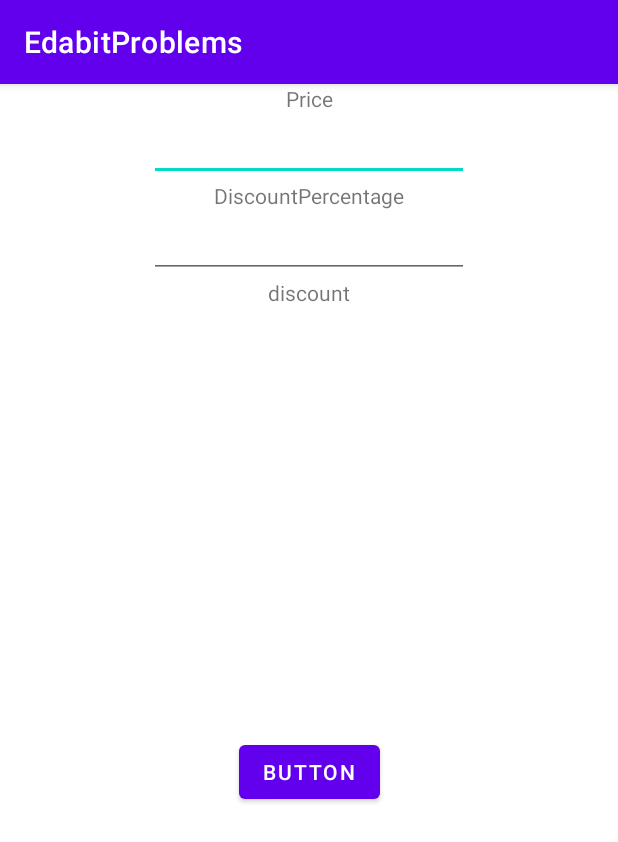
After one commit to Suresh-sanganaboyana-improve10x/EdabitProblems, an Android app: the FindTheDiscountActivity screen opened directly, with no data from a screen before it, on a phone screen of 412 x 824 dp. The commit adds this screen. Shown: the top 842 px of the screen. Run offline under Robolectric (Android 15) with nearby library versions, the phone set to English and light mode, and no system bars.

Commit message:
Created is FindTheDiscountActivity and implemented functionality

```diff
--- /dev/null
+++ b/app/src/main/java/com/example/edabitproblems/findthediscount/FindTheDiscountActivity.java
@@ -0,0 +1,33 @@
+package com.example.edabitproblems.findthediscount;
+
+import androidx.appcompat.app.AppCompatActivity;
+
+import android.os.Bundle;
+import android.view.View;
+
+import com.example.edabitproblems.R;
+import com.example.edabitproblems.databinding.ActivityFindTheDiscountBinding;
+
+public class FindTheDiscountActivity extends AppCompatActivity implements FindTheDiscountView{
+
+    private ActivityFindTheDiscountBinding binding;
+
+    @Override
+    protected void onCreate(Bundle savedInstanceState) {
+        super.onCreate(savedInstanceState);
+        binding = ActivityFindTheDiscountBinding.inflate(getLayoutInflater());
+        setContentView(binding.getRoot());
+        handleFindTheDiscount();
+    }
+
+    @Override
+    public void handleFindTheDiscount() {
+        binding.discountBtn.setOnClickListener(v -> {
+            String priceText = binding.priceTxt.getText().toString();
+            String percentageText = binding.discountPercentageTxt.getText().toString();
+            int finalPrice = new FindTheDiscountControllerImpl().getDiscount(priceText, percentageText);
+            binding.toastDiscountTxt.setText(String.valueOf(finalPrice));
+            binding.toastDiscountTxt.setVisibility(View.VISIBLE);
+        });
+    }
+}
--- /dev/null
+++ b/app/src/main/java/com/example/edabitproblems/findthediscount/FindTheDiscountController.java
@@ -0,0 +1,6 @@
+package com.example.edabitproblems.findthediscount;
+
+public interface FindTheDiscountController {
+
+    int getDiscount(String price, String discountPercentage);
+}
--- /dev/null
+++ b/app/src/main/java/com/example/edabitproblems/findthediscount/FindTheDiscountView.java
@@ -0,0 +1,6 @@
+package com.example.edabitproblems.findthediscount;
+
+public interface FindTheDiscountView {
+
+    void handleFindTheDiscount();
+}
--- /dev/null
+++ b/app/src/main/res/layout/activity_find_the_discount.xml
@@ -0,0 +1,65 @@
+<?xml version="1.0" encoding="utf-8"?>
+<androidx.constraintlayout.widget.ConstraintLayout xmlns:android="http://schemas.android.com/apk/res/android"
+    xmlns:app="http://schemas.android.com/apk/res-auto"
+    xmlns:tools="http://schemas.android.com/tools"
+    android:layout_width="match_parent"
+    android:layout_height="match_parent"
+    tools:context=".findthediscount.FindTheDiscountActivity">
+
+    <EditText
+        android:id="@+id/price_txt"
+        android:layout_width="wrap_content"
+        android:layout_height="wrap_content"
+        android:ems="10"
+        android:inputType="textPersonName"
+        app:layout_constraintEnd_toEndOf="parent"
+        app:layout_constraintStart_toStartOf="parent"
+        app:layout_constraintTop_toBottomOf="@+id/textView6" />
+
+    <EditText
+        android:id="@+id/discount_percentage_txt"
+        android:layout_width="wrap_content"
+        android:layout_height="wrap_content"
+        android:ems="10"
+        android:inputType="textPersonName"
+        app:layout_constraintEnd_toEndOf="@+id/textView7"
+        app:layout_constraintStart_toStartOf="@+id/textView7"
+        app:layout_constraintTop_toBottomOf="@+id/textView7" />
+
+    <TextView
+        android:id="@+id/textView6"
+        android:layout_width="wrap_content"
+        android:layout_height="wrap_content"
+        android:text="Price"
+        app:layout_constraintEnd_toEndOf="parent"
+        app:layout_constraintStart_toStartOf="parent"
+        app:layout_constraintTop_toTopOf="parent" />
+
+    <TextView
+        android:id="@+id/textView7"
+        android:layout_width="wrap_content"
+        android:layout_height="wrap_content"
+        android:text="DiscountPercentage"
+        app:layout_constraintEnd_toEndOf="@+id/price_txt"
+        app:layout_constraintStart_toStartOf="@+id/price_txt"
+        app:layout_constraintTop_toBottomOf="@+id/price_txt" />
+
+    <Button
+        android:id="@+id/discount_btn"
+        android:layout_width="wrap_content"
+        android:layout_height="wrap_content"
+        android:text="Button"
+        app:layout_constraintBottom_toBottomOf="parent"
+        app:layout_constraintEnd_toEndOf="@+id/toast_discount_txt"
+        app:layout_constraintStart_toStartOf="@+id/toast_discount_txt"
+        app:layout_constraintTop_toBottomOf="@+id/toast_discount_txt" />
+
+    <TextView
+        android:id="@+id/toast_discount_txt"
+        android:layout_width="wrap_content"
+        android:layout_height="wrap_content"
+        android:text="discount"
+        app:layout_constraintEnd_toEndOf="@+id/discount_percentage_txt"
+        app:layout_constraintStart_toStartOf="@+id/discount_percentage_txt"
+        app:layout_constraintTop_toBottomOf="@+id/discount_percentage_txt" />
+</androidx.constraintlayout.widget.ConstraintLayout>
```
Also changed, not shown: app/src/main/AndroidManifest.xml (+7 -0 lines), app/src/main/java/com/example/edabitproblems/AllProblemsActivity.java (+9 -0 lines), app/src/main/java/com/example/edabitproblems/findthediscount/FindTheDiscountControllerImpl.java (added, +14 -0 lines), app/src/main/res/layout/activity_all_problems.xml (+9 -0 lines), 1 other file.
